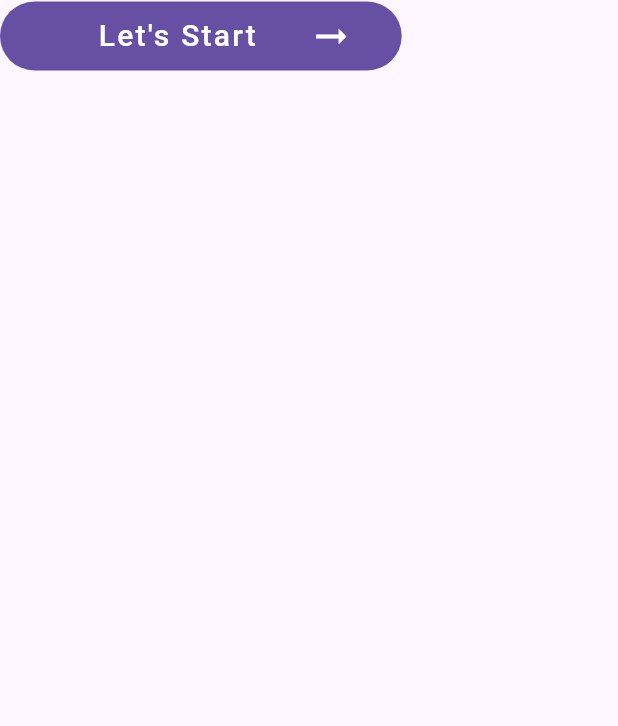
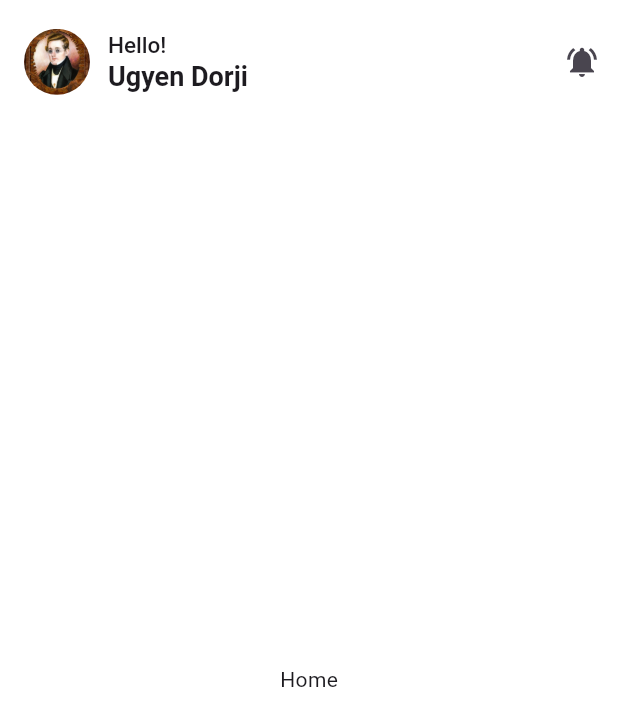
Before and after one commit to UgyenDorji129/todo_app, a Flutter app: what welcomeButton() shows on an empty page, opened directly, after a tap on "Let's Start", on a phone screen of 412 x 824 dp. Shown: the top 726 px of the screen. Run offline on Flutter 3.47's test engine with Material 3 defaults, Android fonts, the phone set to English and light mode, and no system bars.

Commit message:
Implemented a basic app bar

```diff
--- a/lib/main.dart
+++ b/lib/main.dart
@@ -1,4 +1,5 @@
 import 'package:flutter/material.dart';
+import 'package:todo_app/screens/home/home_screen.dart';
 import 'package:todo_app/screens/welcome_page/welcome_page.dart';
 
 void main() {
@@ -17,6 +18,7 @@ class MyApp extends StatelessWidget {
       initialRoute: "/",
       routes: {
         '/': (context) => const WelcomeScreen(),
+        '/home': (context) => const HomeScreen()
 
       },
     );
--- /dev/null
+++ b/lib/screens/home/home_screen.dart
@@ -0,0 +1,17 @@
+import 'package:flutter/material.dart';
+import 'package:todo_app/screens/home/widgets/custom_app_bar.dart';
+
+class HomeScreen extends StatelessWidget {
+  const HomeScreen({super.key});
+
+  @override
+  Widget build(BuildContext context) {
+    return Scaffold(
+      backgroundColor: const Color.fromARGB(255, 255, 255, 255),
+      appBar: customAppBar(context),
+      body: const Center(
+        child: Text("Home"),
+      ),
+    );
+  }
+}
--- /dev/null
+++ b/lib/screens/home/widgets/custom_app_bar.dart
@@ -0,0 +1,23 @@
+import 'package:flutter/material.dart';
+import 'package:todo_app/screens/home/widgets/notification_button.dart';
+import 'package:todo_app/screens/home/widgets/profile_avatar.dart';
+import 'package:todo_app/screens/home/widgets/user_name.dart';
+
+ AppBar customAppBar(context) {
+  return AppBar(
+    toolbarHeight: MediaQuery.of(context).size.height * .1,
+    automaticallyImplyLeading: false,
+    title: Row(
+      children: [
+        roundedProfileAvatar(),
+        SizedBox(
+          width: 12,
+        ),
+        userName()
+      ],
+    ),
+    actions: [notificationsButton()],
+    backgroundColor: const Color.fromARGB(255, 255, 255, 255),
+    elevation: 0.0,
+  );
+}
--- /dev/null
+++ b/lib/screens/home/widgets/notification_button.dart
@@ -0,0 +1,9 @@
+import 'package:flutter/material.dart';
+
+Widget notificationsButton() {
+  return IconButton(
+    icon: const Icon(Icons.notifications_active),
+    tooltip: 'Comment Icon',
+    onPressed: () {},
+  );
+}
--- /dev/null
+++ b/lib/screens/home/widgets/profile_avatar.dart
@@ -0,0 +1,11 @@
+import 'package:flutter/material.dart';
+
+Widget roundedProfileAvatar() {
+  return CircleAvatar(
+    radius: 22,
+    backgroundColor: Colors.transparent,
+    foregroundImage: Image.asset(
+      'assets/profile.jpg',
+    ).image,
+  );
+}
--- /dev/null
+++ b/lib/screens/home/widgets/user_name.dart
@@ -0,0 +1,17 @@
+import 'package:flutter/material.dart';
+
+Widget userName() {
+  return Column(
+    crossAxisAlignment: CrossAxisAlignment.start,
+    children: [
+      Text(
+        "Hello!",
+        style: TextStyle(fontSize: 15, fontWeight: FontWeight.w500),
+      ),
+      Text(
+        "Ugyen Dorji",
+        style: TextStyle(fontSize: 18, fontWeight: FontWeight.bold),
+      )
+    ],
+  );
+}
--- a/lib/screens/welcome_page/widgets/welcome_button.dart
+++ b/lib/screens/welcome_page/widgets/welcome_button.dart
@@ -4,7 +4,7 @@ Widget welcomeButton(context){
   return SizedBox(
   width: MediaQuery.of(context).size.width * .65,
   child: FilledButton(
-    onPressed: () {},
+    onPressed: () {  Navigator.pushNamed(context, "/home");},
     child: Padding(
       padding: const EdgeInsets.all(8.0),
       child: Row(
```
Also changed, not shown: assets/profile.jpg (added).
